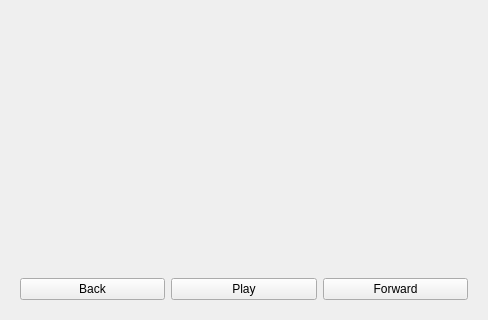
This is freecad/turns/resources/test_vehicle.ui in joelgraff/freecad.turns as Qt 5 draws it before an edit; both pictures show x 0 to 488 and y 387 to 707 of the 488 by 707 pixel window. The edited form follows.
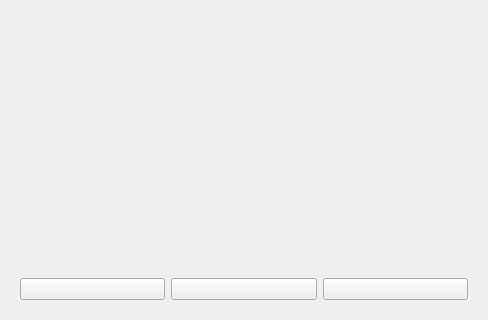
This is the edited form.

Commit message: vehicle turning implemented

Diff of the .ui file:
```diff
--- a/freecad/turns/resources/test_vehicle.ui
+++ b/freecad/turns/resources/test_vehicle.ui
@@ -55,21 +55,21 @@
             <item>
              <widget class="QPushButton" name="back_button">
               <property name="text">
-               <string>Back</string>
+               <string/>
               </property>
              </widget>
             </item>
             <item>
              <widget class="QPushButton" name="play_button">
               <property name="text">
-               <string>Play</string>
+               <string/>
               </property>
              </widget>
             </item>
             <item>
              <widget class="QPushButton" name="forward_button">
               <property name="text">
-               <string>Forward</string>
+               <string/>
               </property>
              </widget>
             </item>
```
The commit also changes 6 other files.
